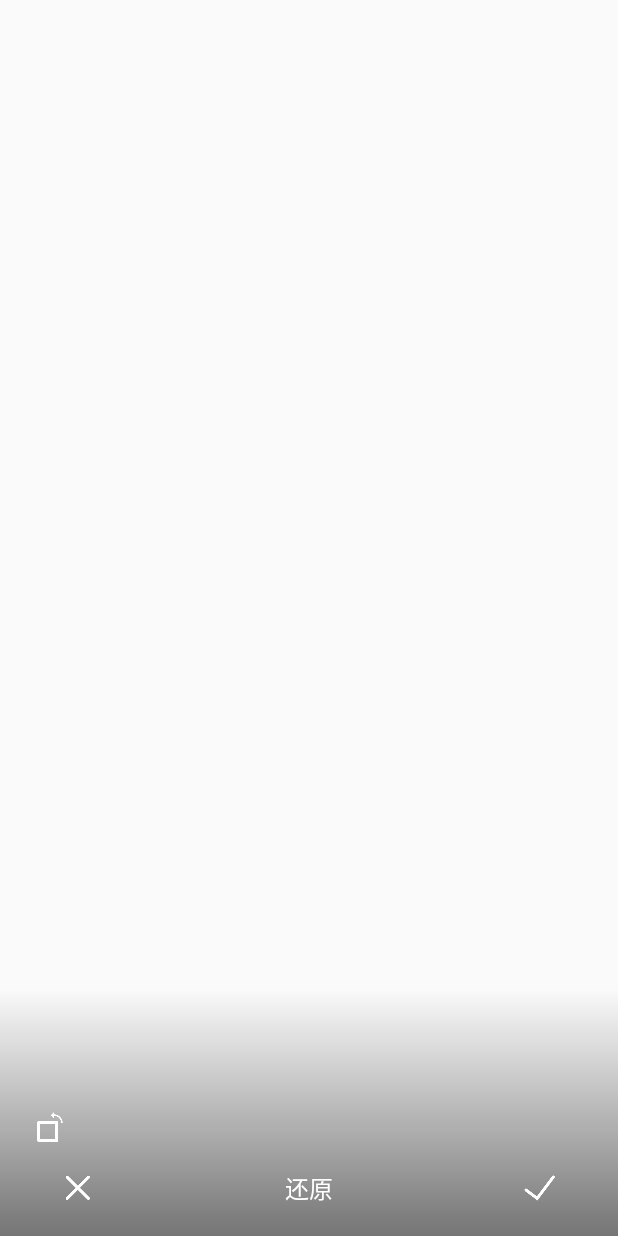
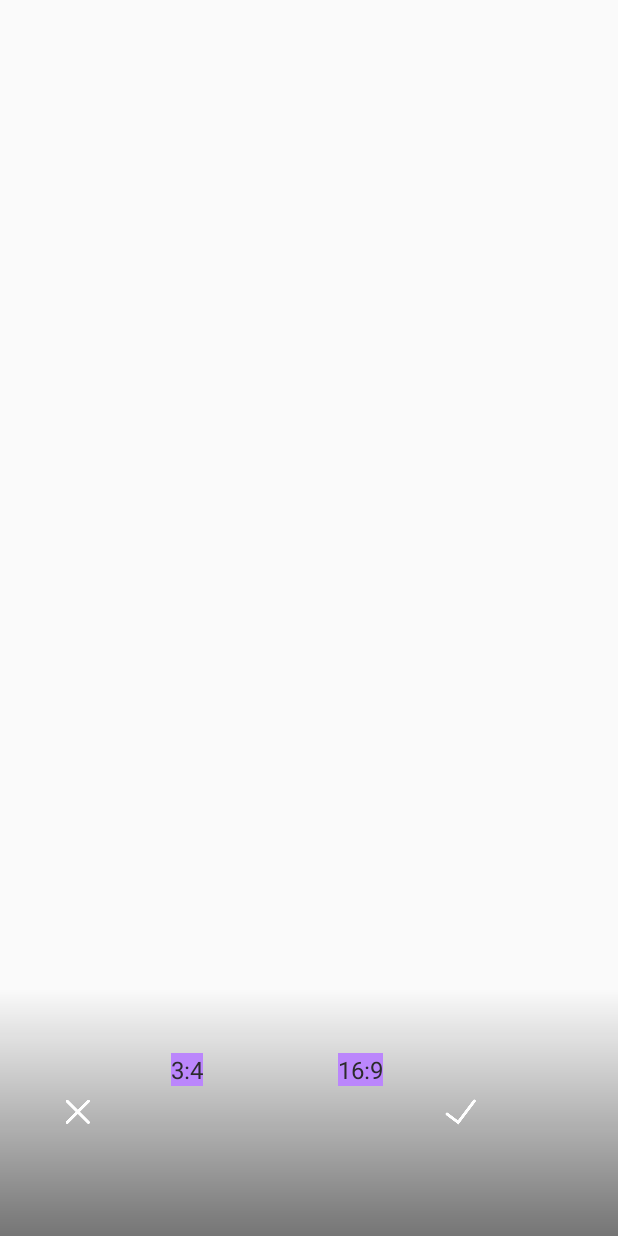
Before and after one commit to weekend-y/ImageCropp, an Android app: the layout image_edit_clip_layout.xml on its own in the app's theme, with its tools: preview values and no code run, on a phone screen of 412 x 824 dp. Run offline under Robolectric (Android 15) with nearby library versions, the phone set to English and light mode, and no system bars.

Commit message:
开发固定比例裁剪功能，目前提供3:4和16:9两种固定比例裁剪选项

```diff
--- a/CroppDemo/image/src/main/java/me/minetsh/imaging/IMGEditActivity.java
+++ b/CroppDemo/image/src/main/java/me/minetsh/imaging/IMGEditActivity.java
@@ -168,8 +168,8 @@ public class IMGEditActivity extends IMGEditBaseActivity {
     }
 
     @Override
-    public void onResetClipClick() {
-        mImgView.resetClip();
+    public void onResetClipClick(int proportion) {
+        mImgView.resetClip(proportion);
     }
 
     @Override
--- a/CroppDemo/image/src/main/java/me/minetsh/imaging/core/IMGImage.java
+++ b/CroppDemo/image/src/main/java/me/minetsh/imaging/core/IMGImage.java
@@ -276,10 +276,12 @@ public class IMGImage {
         isRequestToBaseFitting = true;
     }
 
-    public void resetClip() {
+    public void resetClip(int proportion) {
         // TODO 就近旋转
         setTargetRotate(getRotate() - getRotate() % 360);
         mClipFrame.set(mFrame);
+        //同时设置比例
+        mClipWin.setProportion(proportion);
         mClipWin.reset(mClipFrame, getTargetRotate());
     }
 
--- a/CroppDemo/image/src/main/java/me/minetsh/imaging/view/IMGView.java
+++ b/CroppDemo/image/src/main/java/me/minetsh/imaging/view/IMGView.java
@@ -152,8 +152,8 @@ public class IMGView extends FrameLayout implements Runnable, ScaleGestureDetect
         }
     }
 
-    public void resetClip() {
-        mImage.resetClip();
+    public void resetClip(int proportion) {
+        mImage.resetClip(proportion);
         onHoming();
     }
 
--- a/CroppDemo/image/src/main/res/layout/image_edit_clip_layout.xml
+++ b/CroppDemo/image/src/main/res/layout/image_edit_clip_layout.xml
@@ -12,25 +12,8 @@
         android:layout_weight="20"
         android:gravity="bottom"
         android:background="@drawable/image_bg_bottom"
-        android:orientation="vertical">
+        android:orientation="horizontal">
 
-        <ImageButton
-            android:id="@+id/ib_clip_rotate"
-            android:layout_width="wrap_content"
-            android:layout_height="wrap_content"
-            android:layout_marginLeft="20dp"
-            android:layout_marginStart="20dp"
-            android:background="@null"
-            android:contentDescription="@string/image_rotate"
-            android:onClick="onClick"
-            android:src="@drawable/image_btn_rotate" />
-
-        <FrameLayout
-            android:layout_width="match_parent"
-            android:layout_height="wrap_content"
-            android:orientation="horizontal"
-            android:paddingBottom="20dp"
-            android:paddingTop="16dp">
 
         <ImageButton
             android:id="@+id/ib_clip_cancel"
@@ -38,38 +21,50 @@
             android:layout_height="wrap_content"
             android:layout_gravity="center_vertical"
             android:layout_marginLeft="40dp"
-                android:layout_marginStart="40dp"
             android:background="@null"
             android:contentDescription="@string/image_cancel"
             android:onClick="onClick"
             android:src="@drawable/image_btn_cancel" />
 
         <TextView
+            android:id="@+id/ib_clip_rotate"
+            android:layout_width="wrap_content"
+            android:layout_height="wrap_content"
+            android:layout_marginLeft="50dp"
+            android:layout_marginBottom="50dp"
+            android:background="@color/image_color_purple"
+            android:clickable="true"
+            android:focusable="true"
+            android:onClick="onClick"
+            android:text="3:4"
+            android:textColor="@color/image_color_black"
+            android:textSize="16sp" />
+
+        <TextView
             android:id="@+id/tv_clip_reset"
             android:layout_width="wrap_content"
             android:layout_height="wrap_content"
-                android:layout_gravity="center"
+            android:layout_marginLeft="90dp"
+            android:layout_marginBottom="50dp"
+            android:background="@color/image_color_purple"
             android:clickable="true"
             android:focusable="true"
             android:onClick="onClick"
-                android:text="@string/image_reset"
-                android:textColor="@color/image_color_text"
+            android:text="16:9"
+            android:textColor="@color/image_color_black"
             android:textSize="16sp" />
 
         <ImageButton
             android:id="@+id/ib_clip_done"
             android:layout_width="wrap_content"
             android:layout_height="wrap_content"
-                android:layout_gravity="center_vertical|end"
-                android:layout_marginEnd="40dp"
-                android:layout_marginRight="40dp"
+            android:layout_gravity="center_vertical"
+            android:layout_marginLeft="40dp"
             android:background="@null"
             android:contentDescription="@string/image_done"
             android:onClick="onClick"
             android:src="@drawable/image_btn_ok" />
 
-        </FrameLayout>
-
     </LinearLayout>
 
 </LinearLayout>
--- a/CroppDemo/image/src/main/res/values/image_colors.xml
+++ b/CroppDemo/image/src/main/res/values/image_colors.xml
@@ -10,5 +10,6 @@
     <color name="image_color_cyan">#20FFCD</color>
     <color name="image_color_yellow">#FFCC00</color>
     <color name="image_color_blue">#0078FF</color>
+    <color name="image_color_purple">#FFBB86FC</color>
 
 </resources>
```
Also changed, not shown: CroppDemo/app/src/main/res/layout/activity_main.xml (+10 -2 lines), CroppDemo/image/src/main/java/me/minetsh/imaging/IMGEditBaseActivity.java (+7 -5 lines), CroppDemo/image/src/main/java/me/minetsh/imaging/core/clip/IMGClip.java (+39 -1 lines), CroppDemo/image/src/main/java/me/minetsh/imaging/core/clip/IMGClipWindow.java (+60 -8 lines). Lines whose indentation alone changed are shown as unchanged.
